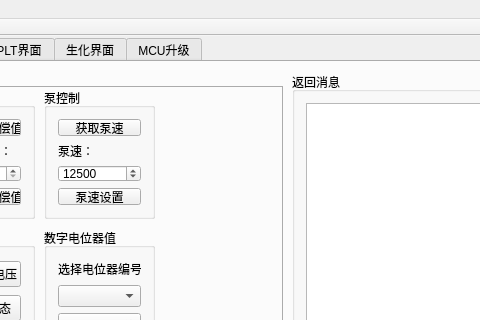
Qt form mainwindow.ui (cradle08/CX3000_Debug_Tool) before a commit; both pictures show x 413 to 893 and y 0 to 320 of the 1060 by 465 pixel window.
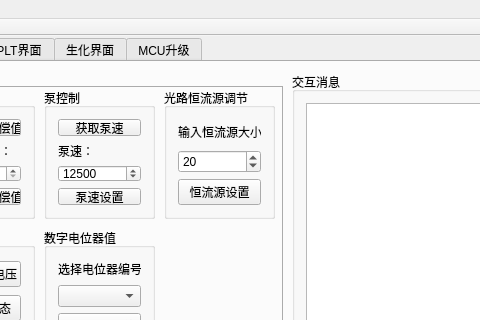
The same form after that commit. The open tabs and pages were chosen to show the change.

Commit message: 20200115: add current adjust at ui

What changed in the file:
```diff
--- a/mainwindow.ui
+++ b/mainwindow.ui
@@ -158,7 +158,7 @@
        </rect>
       </property>
       <property name="title">
-       <string>返回消息</string>
+       <string>交互消息</string>
       </property>
       <layout class="QGridLayout" name="gridLayout_6">
        <item row="0" column="0">
@@ -802,6 +802,45 @@
          </item>
         </layout>
        </widget>
+       <widget class="QGroupBox" name="groupBox_15">
+        <property name="geometry">
+         <rect>
+          <x>370</x>
+          <y>0</y>
+          <width>111</width>
+          <height>131</height>
+         </rect>
+        </property>
+        <property name="title">
+         <string>光路恒流源调节</string>
+        </property>
+        <layout class="QGridLayout" name="gridLayout_8">
+         <item row="2" column="0">
+          <widget class="QPushButton" name="pBtn_setCurrentLightPath">
+           <property name="text">
+            <string>恒流源设置</string>
+           </property>
+          </widget>
+         </item>
+         <item row="0" column="0">
+          <widget class="QLabel" name="label_11">
+           <property name="text">
+            <string>输入恒流源大小：</string>
+           </property>
+          </widget>
+         </item>
+         <item row="1" column="0">
+          <widget class="QSpinBox" name="spinBox_currentLightPath">
+           <property name="maximum">
+            <number>99</number>
+           </property>
+           <property name="value">
+            <number>20</number>
+           </property>
+          </widget>
+         </item>
+        </layout>
+       </widget>
       </widget>
      </widget>
     </widget>
```
The commit also changes 7 other files.
